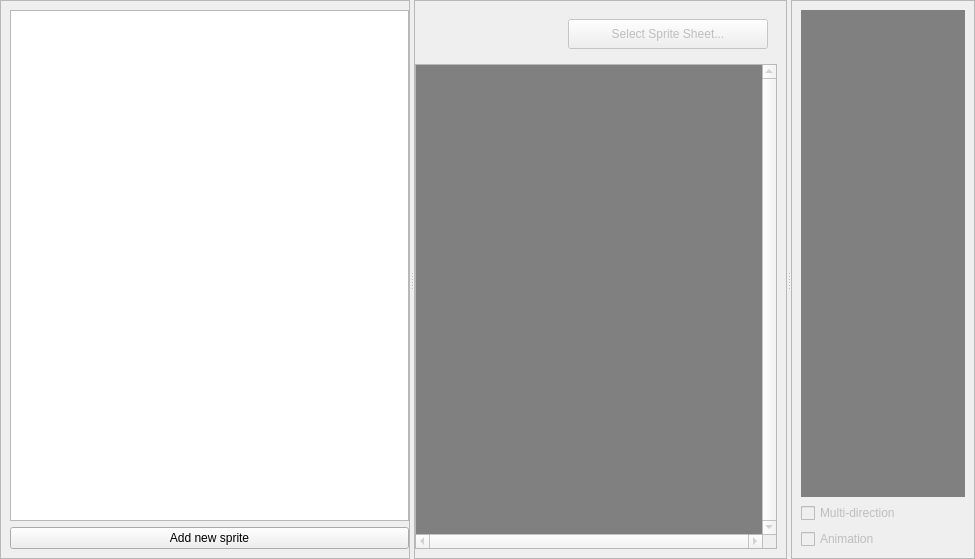
Before: the Qt Designer form forms/spritesWidget.ui in PtiLuky/dummyeditor, drawn with Qt 5.
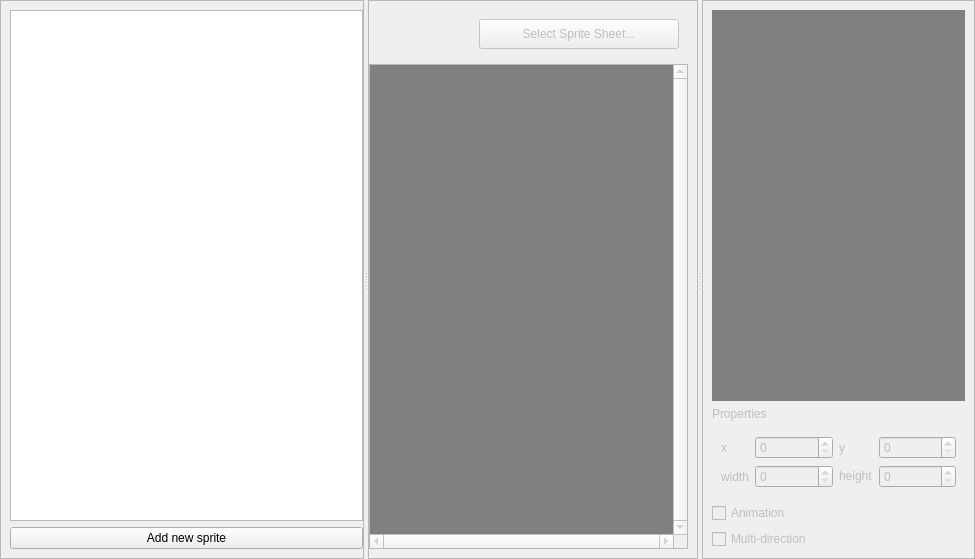
After: the same form once the commit is applied.

Commit message: [Sprites] Let draw the basic rectangle of a sprite on a spritessheet

What changed in the file:
```diff
--- a/forms/spritesWidget.ui
+++ b/forms/spritesWidget.ui
@@ -131,6 +131,27 @@
         </widget>
        </item>
        <item>
+        <widget class="QFrame" name="scrollwrapper">
+         <property name="frameShadow">
+          <enum>QFrame::Raised</enum>
+         </property>
+         <layout class="QHBoxLayout" name="horizontalLayout_4">
+          <property name="spacing">
+           <number>0</number>
+          </property>
+          <property name="leftMargin">
+           <number>0</number>
+          </property>
+          <property name="topMargin">
+           <number>0</number>
+          </property>
+          <property name="rightMargin">
+           <number>0</number>
+          </property>
+          <property name="bottomMargin">
+           <number>0</number>
+          </property>
+          <item>
         <widget class="QScrollArea" name="scrollArea">
          <property name="verticalScrollBarPolicy">
           <enum>Qt::ScrollBarAlwaysOn</enum>
@@ -146,7 +167,7 @@
            <rect>
             <x>0</x>
             <y>0</y>
-            <width>410</width>
+               <width>301</width>
             <height>466</height>
            </rect>
           </property>
@@ -184,6 +205,9 @@
        </item>
       </layout>
      </widget>
+       </item>
+      </layout>
+     </widget>
      <widget class="QFrame" name="panel_preview">
       <property name="enabled">
        <bool>false</bool>
@@ -206,19 +230,102 @@
         </widget>
        </item>
        <item>
-        <widget class="QCheckBox" name="check_useMultiDir">
+        <widget class="QLabel" name="label_2">
+         <property name="sizePolicy">
+          <sizepolicy hsizetype="Preferred" vsizetype="Fixed">
+           <horstretch>0</horstretch>
+           <verstretch>0</verstretch>
+          </sizepolicy>
+         </property>
          <property name="text">
-          <string>Multi-direction</string>
+          <string>Properties</string>
          </property>
         </widget>
        </item>
+       <item>
+        <widget class="QWidget" name="gridWidget" native="true">
+         <property name="sizePolicy">
+          <sizepolicy hsizetype="Preferred" vsizetype="Fixed">
+           <horstretch>0</horstretch>
+           <verstretch>0</verstretch>
+          </sizepolicy>
+         </property>
+         <layout class="QGridLayout" name="gridLayout">
+          <item row="0" column="0">
+           <widget class="QLabel" name="lbl_x">
+            <property name="text">
+             <string>x</string>
+            </property>
+           </widget>
+          </item>
+          <item row="2" column="1">
+           <widget class="QSpinBox" name="input_width"/>
+          </item>
+          <item row="0" column="1">
+           <widget class="QSpinBox" name="input_x"/>
+          </item>
+          <item row="2" column="0">
+           <widget class="QLabel" name="lbl_width">
+            <property name="sizePolicy">
+             <sizepolicy hsizetype="Fixed" vsizetype="Preferred">
+              <horstretch>0</horstretch>
+              <verstretch>0</verstretch>
+             </sizepolicy>
+            </property>
+            <property name="text">
+             <string>width</string>
+            </property>
+           </widget>
+          </item>
+          <item row="0" column="2">
+           <widget class="QLabel" name="lbl_y">
+            <property name="text">
+             <string>y</string>
+            </property>
+           </widget>
+          </item>
+          <item row="0" column="3">
+           <widget class="QSpinBox" name="input_y"/>
+          </item>
+          <item row="2" column="2">
+           <widget class="QLabel" name="lbl_height">
+            <property name="sizePolicy">
+             <sizepolicy hsizetype="Fixed" vsizetype="Fixed">
+              <horstretch>0</horstretch>
+              <verstretch>0</verstretch>
+             </sizepolicy>
+            </property>
+            <property name="text">
+             <string>height</string>
+            </property>
+           </widget>
+          </item>
+          <item row="2" column="3">
+           <widget class="QSpinBox" name="input_height"/>
+          </item>
+         </layout>
+        </widget>
+       </item>
        <item>
         <widget class="QCheckBox" name="check_useAnimation">
+         <property name="enabled">
+          <bool>false</bool>
+         </property>
          <property name="text">
           <string>Animation</string>
          </property>
         </widget>
        </item>
+       <item>
+        <widget class="QCheckBox" name="check_useMultiDir">
+         <property name="enabled">
+          <bool>false</bool>
+         </property>
+         <property name="text">
+          <string>Multi-direction</string>
+         </property>
+        </widget>
+       </item>
       </layout>
      </widget>
     </widget>
```
Lines whose indentation alone changed are shown as unchanged. The commit also changes 4 other files.
